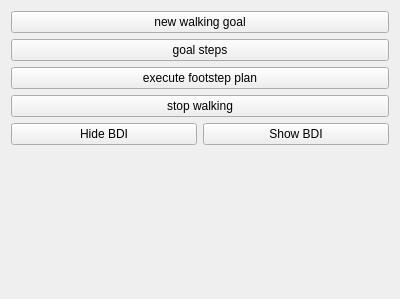
openhumanoids/oh-distro, file software/ddapp/src/app/ddFootsteps.ui: the form before one commit.
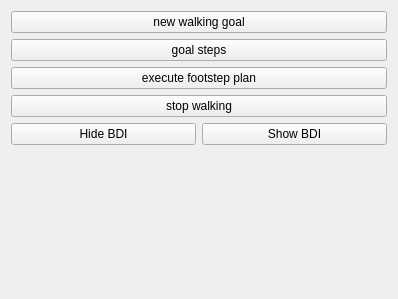
The form after the commit.

Commit message: WIP: some progress on adding user-selected parameters for footsteps

Diff of the .ui file:
```diff
--- a/software/ddapp/src/app/ddFootsteps.ui
+++ b/software/ddapp/src/app/ddFootsteps.ui
@@ -6,7 +6,7 @@
    <rect>
     <x>0</x>
     <y>0</y>
-    <width>400</width>
+    <width>398</width>
     <height>299</height>
    </rect>
   </property>
@@ -14,17 +14,10 @@
    <string>Footsteps</string>
   </property>
   <layout class="QGridLayout" name="gridLayout">
-   <item row="4" column="1">
-    <widget class="QPushButton" name="showBDIButton">
+   <item row="1" column="0" colspan="2">
+    <widget class="QPushButton" name="goalStepsButton">
      <property name="text">
-      <string>Show BDI</string>
-     </property>
-    </widget>
-   </item>
-   <item row="3" column="0" colspan="2">
-    <widget class="QPushButton" name="stopButton">
-     <property name="text">
-      <string>stop walking</string>
+      <string>goal steps</string>
      </property>
     </widget>
    </item>
@@ -35,34 +28,31 @@
      </property>
     </widget>
    </item>
-   <item row="4" column="0">
+   <item row="6" column="0">
     <widget class="QPushButton" name="hideBDIButton">
      <property name="text">
       <string>Hide BDI</string>
      </property>
     </widget>
    </item>
+   <item row="8" column="0" colspan="2">
+    <widget class="QWidget" name="params_container" native="true"/>
+   </item>
    <item row="5" column="0" colspan="2">
-    <spacer name="verticalSpacer">
-     <property name="orientation">
-      <enum>Qt::Vertical</enum>
+    <widget class="QPushButton" name="stopButton">
+     <property name="text">
+      <string>stop walking</string>
      </property>
-     <property name="sizeHint" stdset="0">
-      <size>
-       <width>20</width>
-       <height>40</height>
-      </size>
-     </property>
-    </spacer>
+    </widget>
    </item>
-   <item row="1" column="0" colspan="2">
-    <widget class="QPushButton" name="goalStepsButton">
+   <item row="6" column="1">
+    <widget class="QPushButton" name="showBDIButton">
      <property name="text">
-      <string>goal steps</string>
+      <string>Show BDI</string>
      </property>
     </widget>
    </item>
-   <item row="2" column="0" colspan="2">
+   <item row="4" column="0" colspan="2">
     <widget class="QPushButton" name="executeButton">
      <property name="text">
       <string>execute footstep plan</string>
```
The commit also changes 3 other files.
